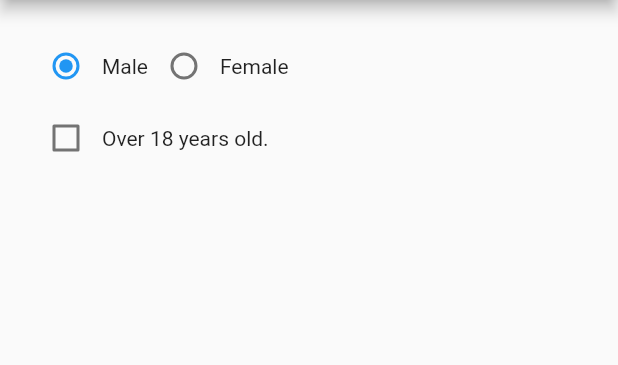
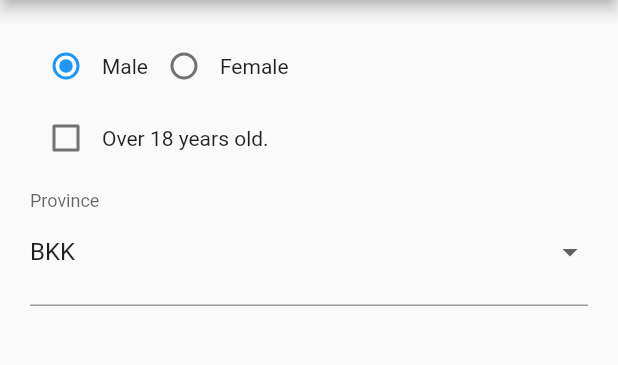
Before and after one commit to Sommaik/imcflutter, a Flutter app: the ExampleFormPage screen opened directly, on a phone screen of 412 x 824 dp, the part 84-449 px from its top. Run offline on Flutter 3.47's test engine with Material 2 defaults, Android fonts, the phone set to English and light mode, and no system bars; our stand-ins replace bloc, equatable, flutter_bloc, intro_slider.

Commit message:
add dropdown field

```diff
--- a/lib/example_form/ui/example_form_page.dart
+++ b/lib/example_form/ui/example_form_page.dart
@@ -9,6 +9,8 @@ class ExampleFormPage extends StatefulWidget {
 class _ExampleFormPageState extends State<ExampleFormPage> {
   String sex = 'M';
   bool over18 = false;
+  List<String> provices = ['', 'BKK', 'Outbound'];
+  String provice = 'BKK';
 
   @override
   Widget build(BuildContext context) {
@@ -26,8 +28,31 @@ class _ExampleFormPageState extends State<ExampleFormPage> {
             children: <Widget>[
               buildRadioField(),
               buildCheckBoxField(),
+              buildSelectField(),
             ],
           ),
+        ),
+      ),
+    );
+  }
+
+  InputDecorator buildSelectField() {
+    return InputDecorator(
+      decoration: InputDecoration(labelText: 'Province'),
+      child: DropdownButtonHideUnderline(
+        child: DropdownButton(
+          value: provice,
+          onChanged: (value) {
+            setState(() {
+              provice = value;
+            });
+          },
+          items: provices
+              .map((value) => DropdownMenuItem<String>(
+                    value: value,
+                    child: Text(value),
+                  ))
+              .toList(),
         ),
       ),
     );
```
